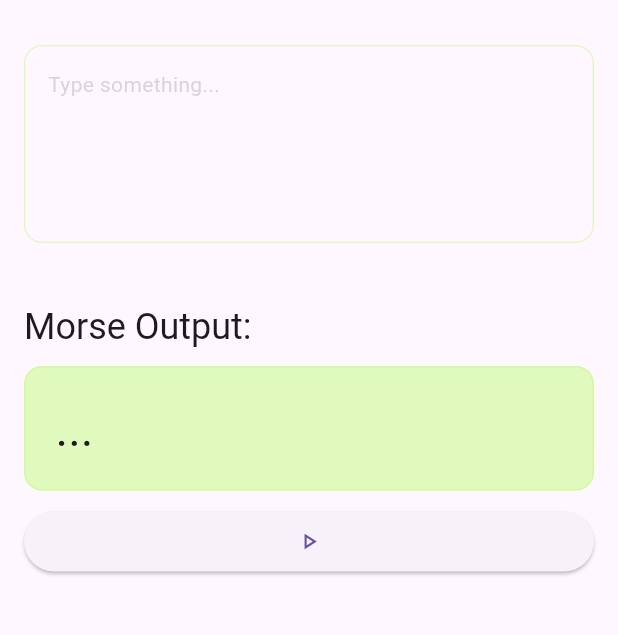
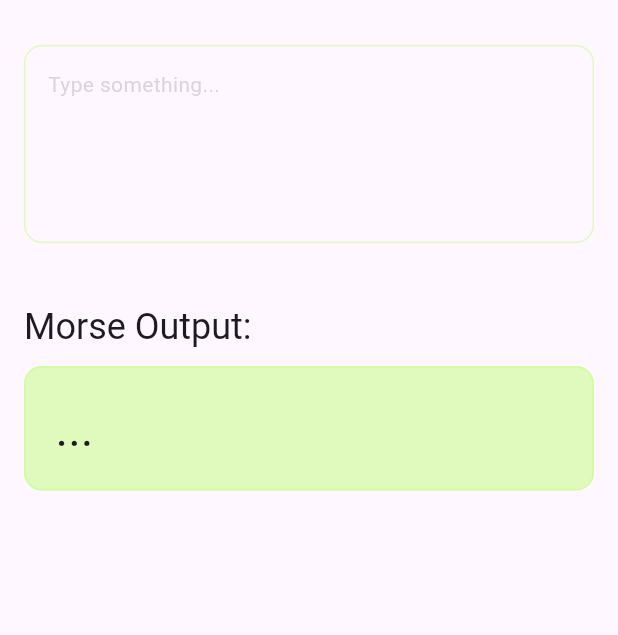
Before and after one commit to jydv402/morse.play, a Flutter app: the screen it shows after launch, on a phone screen of 412 x 824 dp, the part 63-698 px from its top. Run offline on Flutter 3.47's test engine with Material 3 defaults, Android fonts, the light colour scheme and no system bars; our stand-ins replace audioplayers, flutter_riverpod.

Commit message:
Add play and stop feature

```diff
--- a/lib/screens/home.dart
+++ b/lib/screens/home.dart
@@ -1,5 +1,6 @@
 import 'package:flutter/material.dart';
 import 'package:flutter_riverpod/flutter_riverpod.dart';
+import 'package:morse_web_play/providers/audio_provider.dart';
 import 'package:morse_web_play/providers/morse_converter_notifier.dart';
 
 class TheHomePage extends ConsumerWidget {
@@ -7,7 +8,9 @@ class TheHomePage extends ConsumerWidget {
 
   @override
   Widget build(BuildContext context, WidgetRef ref) {
+    // Access the entire state
     final morseState = ref.watch(morseConverterProvider);
+
     return Scaffold(
       appBar: AppBar(
         title: const Text("morse.play"),
@@ -79,12 +82,15 @@ class TheHomePage extends ConsumerWidget {
             const SizedBox(height: 10),
 
             // Play Button to play the audio
+            if (morseState.morseCode.isNotEmpty)
               ElevatedButton.icon(
                 onPressed: () {
                   // Call the playMorse method
                   ref.read(morseConverterProvider.notifier).playMorse();
                 },
-              label: Icon(Icons.play_arrow_outlined),
+                label: morseState.isPlaying
+                    ? Icon(Icons.stop)
+                    : Icon(Icons.play_arrow_outlined),
               ),
           ],
         ),
--- a/lib/services/audio_serv.dart
+++ b/lib/services/audio_serv.dart
@@ -86,6 +86,7 @@ class MorseAudioService {
 
   // Audio stop function
   void stopAudio() async {
+    isPlaying = false;
     await _audioPlayer.stop();
   }
 
```
Also changed, not shown: lib/models/morse_state.dart (+15 -2 lines), lib/providers/morse_converter_notifier.dart (+18 -1 lines). Lines whose indentation alone changed are shown as unchanged.
